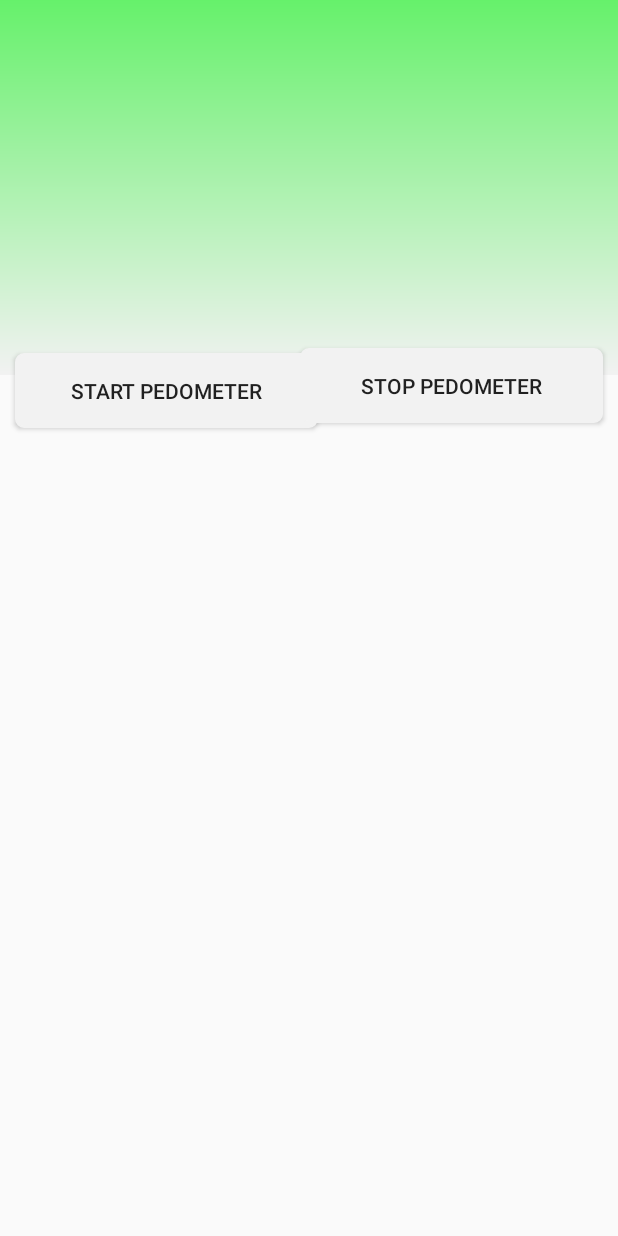
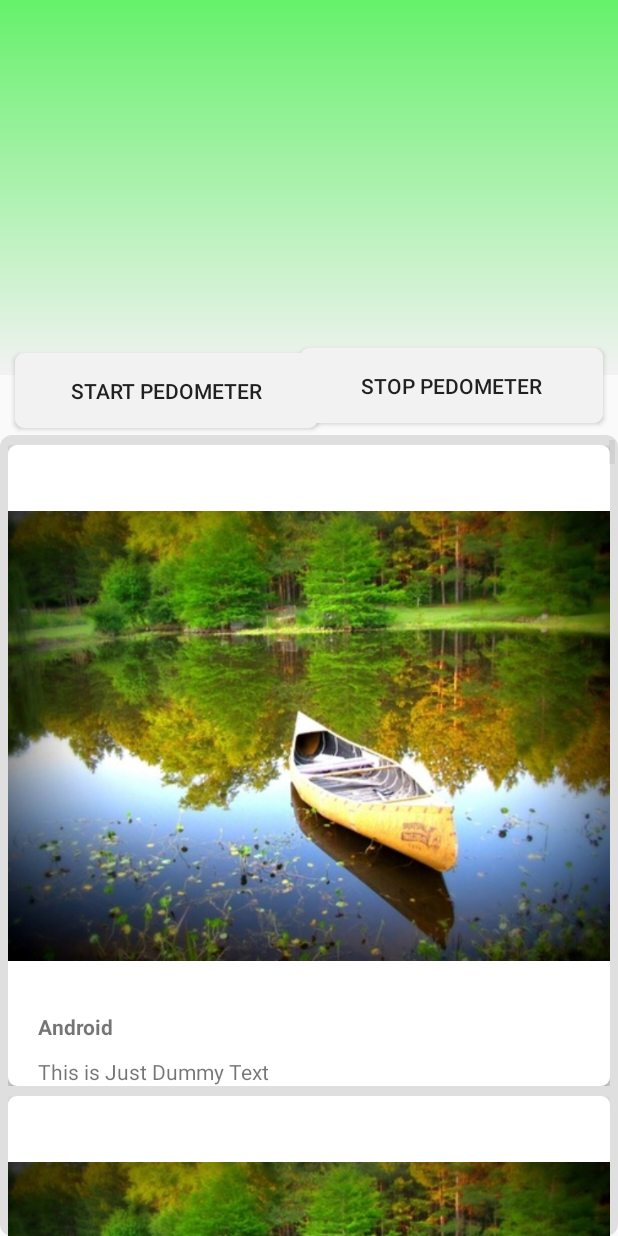
Before and after one commit to ranjit1997/Action_bar_tabbed, an Android app: the daily_tips screen opened directly, with no data from a screen before it, on a phone screen of 412 x 824 dp. Run offline under Robolectric (Android 15) with nearby library versions, the phone set to English and light mode, and no system bars.

Commit message:
daily tip

```diff
--- a/app/build.gradle
+++ b/app/build.gradle
@@ -31,4 +31,9 @@ dependencies {
     implementation 'com.android.support:design:28.0.0'
     implementation 'com.android.support:recyclerview-v7:28.0.0'
     implementation 'com.android.support:cardview-v7:28.0.0'
+    //This dependencies is gridle
+    implementation 'com.android.support:appcompat-v7:28.0.0'
+
+    implementation 'com.github.bumptech.glide:glide:3.7.0'
+    implementation 'com.android.support:support-v4:28.0.0'
 }
--- a/app/src/main/AndroidManifest.xml
+++ b/app/src/main/AndroidManifest.xml
@@ -18,7 +18,9 @@
             </intent-filter>
         </activity>
         <activity android:name=".Services" />
-        <activity android:name=".daily_tips"></activity>
+        <activity android:name=".daily_tips" />
+        <activity android:name=".daily_detail" />
+        <activity android:name=".items"></activity>
     </application>
 
 </manifest>
--- /dev/null
+++ b/app/src/main/java/com/example/ranjeet/action_bar_tabbed/CustomAdapter.java
@@ -0,0 +1,79 @@
+package com.example.ranjeet.action_bar_tabbed;
+
+import android.annotation.SuppressLint;
+import android.content.Context;
+import android.content.Intent;
+import android.view.LayoutInflater;
+import android.view.View;
+import android.view.ViewGroup;
+import android.widget.BaseAdapter;
+import android.widget.ImageView;
+import android.widget.TextView;
+import android.widget.Toast;
+
+public class CustomAdapter extends BaseAdapter {
+
+    String [] result;
+    Context context;
+    private int [] imageId;
+    private static LayoutInflater inflater=null;
+    CustomAdapter(Context context, String[] osNameList, int[] osImages) {
+        // TODO Auto-generated constructor stub
+        result=osNameList;
+        this.context=context;
+        imageId=osImages;
+        inflater = ( LayoutInflater )context.
+                getSystemService(Context.LAYOUT_INFLATER_SERVICE);
+
+    }
+    @Override
+    public int getCount() {
+        // TODO Auto-generated method stub
+        return result.length;
+    }
+
+    @Override
+    public Object getItem(int position) {
+        // TODO Auto-generated method stub
+        return position;
+    }
+
+    @Override
+    public long getItemId(int position) {
+        // TODO Auto-generated method stub
+        return position;
+    }
+
+    public class Holder
+    {
+        TextView os_text;
+        ImageView os_img;
+    }
+    @SuppressLint({"ViewHolder", "InflateParams"})
+    @Override
+    public View getView(final int position, View convertView, ViewGroup parent) {
+        // TODO Auto-generated method stub
+        Holder holder=new Holder();
+        View rowView;
+
+        rowView = inflater.inflate(R.layout.activity_items, null);
+        holder.os_text = rowView.findViewById(R.id.os_texts);
+        holder.os_img = rowView.findViewById(R.id.os_images);
+
+        holder.os_text.setText(result[position]);
+        holder.os_img.setImageResource(imageId[position]);
+
+        rowView.setOnClickListener(new View.OnClickListener() {
+
+            @Override
+            public void onClick(View v) {
+                // TODO Auto-generated method stub
+                Toast.makeText(context, "You Clicked "+result[position], Toast.LENGTH_SHORT).show();
+                Intent i = new Intent(context, daily_detail.class);
+                context.startActivity(i);
+            }
+        });
+
+        return rowView;
+    }
+}
--- /dev/null
+++ b/app/src/main/java/com/example/ranjeet/action_bar_tabbed/daily_detail.java
@@ -0,0 +1,13 @@
+package com.example.ranjeet.action_bar_tabbed;
+
+import android.support.v7.app.AppCompatActivity;
+import android.os.Bundle;
+
+public class daily_detail extends AppCompatActivity {
+
+    @Override
+    protected void onCreate(Bundle savedInstanceState) {
+        super.onCreate(savedInstanceState);
+        setContentView(R.layout.activity_daily_detail);
+    }
+}
--- a/app/src/main/java/com/example/ranjeet/action_bar_tabbed/daily_tips.java
+++ b/app/src/main/java/com/example/ranjeet/action_bar_tabbed/daily_tips.java
@@ -8,6 +8,8 @@ import android.support.v7.app.AppCompatActivity;
 import android.os.Bundle;
 import android.view.View;
 import android.widget.Button;
+import android.widget.GridView;
+import android.widget.ImageView;
 import android.widget.TextView;
 
 public class daily_tips extends AppCompatActivity implements SensorEventListener, StepListener{
@@ -18,11 +20,104 @@ public class daily_tips extends AppCompatActivity implements SensorEventListener
     private Button BtnStart,BtnStop;
     private static final String TEXT_NUM_STEPS = "Steps: ";
     private int numSteps;
+    GridView gridview;
+    ImageView IVProfile;
+
+    public static String[] osNameList = {
+            "Android",
+            "iOS",
+            "Linux",
+            "MacOS",
+            "MS DOS",
+            "Symbian",
+            "Windows 10",
+            "Windows XP",
+            "Android",
+            "iOS",
+            "Linux",
+            "MacOS",
+            "MS DOS",
+            "Symbian",
+            "Windows 10",
+            "Windows XP",
+            "Android",
+            "iOS",
+            "Linux",
+            "MacOS",
+            "MS DOS",
+            "Symbian",
+            "Windows 10",
+            "Windows XP",
+            "Android",
+            "iOS",
+            "Linux",
+            "MacOS",
+            "MS DOS",
+            "Symbian",
+            "Windows 10",
+            "Windows XP",
+            "Android",
+            "iOS",
+            "Linux",
+            "MacOS",
+            "MS DOS",
+            "Symbian",
+            "Windows 10",
+            "Windows XP",
+
+    };
+
+    public static int[] osImages = {
+            R.mipmap.android,
+            R.mipmap.android,
+            R.mipmap.android,
+            R.mipmap.android,
+            R.mipmap.android,
+            R.mipmap.android,
+            R.mipmap.android,
+            R.mipmap.android,
+            R.mipmap.android,
+            R.mipmap.android,
+            R.mipmap.android,
+            R.mipmap.android,
+            R.mipmap.android,
+            R.mipmap.android,
+            R.mipmap.android,
+            R.mipmap.android,
+            R.mipmap.android,
+            R.mipmap.android,
+            R.mipmap.android,
+            R.mipmap.android,
+            R.mipmap.android,
+            R.mipmap.android,
+            R.mipmap.android,
+            R.mipmap.android,
+            R.mipmap.android,
+            R.mipmap.android,
+            R.mipmap.android,
+            R.mipmap.android,
+            R.mipmap.android,
+            R.mipmap.android,
+            R.mipmap.android,
+            R.mipmap.android,
+            R.mipmap.android,
+            R.mipmap.android,
+            R.mipmap.android,
+            R.mipmap.android,
+            R.mipmap.android,
+            R.mipmap.android,
+            R.mipmap.android,
+            R.mipmap.android,
+    };
+
 
     @Override
     protected void onCreate(Bundle savedInstanceState) {
         super.onCreate(savedInstanceState);
         setContentView(R.layout.activity_daily_tips);
+
+        gridview = (GridView) findViewById(R.id.customgrid5);
+        gridview.setAdapter(new CustomAdapter(daily_tips.this, osNameList, osImages));
 
         sensorManager = (SensorManager) getSystemService(SENSOR_SERVICE);
         accel = sensorManager.getDefaultSensor(Sensor.TYPE_ACCELEROMETER);
--- /dev/null
+++ b/app/src/main/java/com/example/ranjeet/action_bar_tabbed/items.java
@@ -0,0 +1,13 @@
+package com.example.ranjeet.action_bar_tabbed;
+
+import android.support.v7.app.AppCompatActivity;
+import android.os.Bundle;
+
+public class items extends AppCompatActivity {
+
+    @Override
+    protected void onCreate(Bundle savedInstanceState) {
+        super.onCreate(savedInstanceState);
+        setContentView(R.layout.activity_items);
+    }
+}
--- /dev/null
+++ b/app/src/main/res/drawable-xxxhdpi/item_gridview.xml
@@ -0,0 +1,11 @@
+<?xml version="1.0" encoding="utf-8"?>
+<layer-list xmlns:android="http://schemas.android.com/apk/res/android">
+    <item>
+        <shape android:shape="rectangle">
+            <stroke android:width="1dip" android:color=" #3B5998"  android:alpha="0.3" />
+            <corners android:radius="5dp"></corners>
+            <solid android:color="@color/suferm"/>
+        </shape>
+
+    </item>
+</layer-list>
--- /dev/null
+++ b/app/src/main/res/drawable/userlayout.xml
@@ -0,0 +1,11 @@
+<?xml version="1.0" encoding="utf-8"?>
+<layer-list xmlns:android="http://schemas.android.com/apk/res/android">
+    <item>
+        <shape android:shape="rectangle">
+            <stroke android:width="1dip" android:color="@color/gray"  android:alpha="0.3" />
+            <solid android:color="@color/gray"/>
+            <corners android:radius="7dp"></corners>
+        </shape>
+
+    </item>
+</layer-list>
--- /dev/null
+++ b/app/src/main/res/layout/activity_daily_detail.xml
@@ -0,0 +1,9 @@
+<?xml version="1.0" encoding="utf-8"?>
+<android.support.constraint.ConstraintLayout xmlns:android="http://schemas.android.com/apk/res/android"
+    xmlns:app="http://schemas.android.com/apk/res-auto"
+    xmlns:tools="http://schemas.android.com/tools"
+    android:layout_width="match_parent"
+    android:layout_height="match_parent"
+    tools:context=".daily_detail">
+
+</android.support.constraint.ConstraintLayout>
--- a/app/src/main/res/layout/activity_daily_tips.xml
+++ b/app/src/main/res/layout/activity_daily_tips.xml
@@ -53,6 +53,29 @@
         android:background="@drawable/white_border"
         android:text="Stop Pedometer" />
 
+    <RelativeLayout xmlns:android="http://schemas.android.com/apk/res/android"
+        xmlns:tools="http://schemas.android.com/tools"
+        android:layout_width="match_parent"
+        android:layout_marginTop="290dp"
+        android:layout_height="match_parent"
+        android:orientation="vertical"
+        android:background="@drawable/userlayout">
+
+        <GridView
+            android:id="@+id/customgrid5"
+            android:layout_alignParentTop="true"
+            android:layout_marginTop="3dp"
+            android:layout_marginLeft="2dp"
+            android:layout_marginRight="2dp"
+            android:layout_width="match_parent"
+            android:layout_height="wrap_content"
+            android:layout_below="@+id/os_texts"
+            android:numColumns="1"
+            tools:ignore="UnknownId" />
+
+
+    </RelativeLayout>
+
 
 
 
--- /dev/null
+++ b/app/src/main/res/layout/activity_items.xml
@@ -0,0 +1,48 @@
+<?xml version="1.0" encoding="utf-8"?>
+<RelativeLayout
+    xmlns:android="http://schemas.android.com/apk/res/android"
+    xmlns:tools="http://schemas.android.com/tools"
+    android:layout_width="match_parent"
+    android:layout_height="match_parent"
+    android:padding="3dp">
+
+
+    <RelativeLayout
+        android:backgroundTint="@color/white"
+        android:elevation="5dp"
+        android:layout_width="wrap_content"
+        android:background="@drawable/item_gridview"
+        android:layout_height="wrap_content">
+
+        <ImageView
+            android:id="@+id/os_images"
+            android:layout_marginTop="10dp"
+            android:layout_alignParentLeft="true"
+            android:layout_width="match_parent"
+            android:layout_height="wrap_content"
+            android:src="@mipmap/ic_launcher" />
+
+        <TextView
+            android:layout_below="@+id/os_images"
+            android:id="@+id/os_texts"
+            android:layout_width="wrap_content"
+            android:layout_height="wrap_content"
+            android:text="$ 6000"
+            android:layout_marginLeft="20dp"
+            android:textSize="14dp"
+            android:textStyle="bold"
+            tools:ignore="HardcodedText,SpUsage" />
+        <TextView
+            android:layout_below="@+id/os_images"
+            android:id="@+id/os_texts1"
+            android:layout_width="wrap_content"
+            android:layout_height="wrap_content"
+            android:text="This is Just Dummy Text"
+            android:layout_marginLeft="20dp"
+            android:layout_marginTop="30dp"
+            android:layout_marginRight="20dp"
+            android:textSize="14dp"
+            tools:ignore="HardcodedText,SpUsage" />
+    </RelativeLayout>
+
+</RelativeLayout>
--- a/app/src/main/res/values/colors.xml
+++ b/app/src/main/res/values/colors.xml
@@ -5,4 +5,6 @@
     <color name="colorAccent">#D81B60</color>
     <color name="black">#000</color>
     <color name="white">#ffffff</color>
+    <color name="gray">#dfdfdf</color>
+    <color name="suferm">#FF961F</color>
 </resources>
```
Also changed, not shown: app/src/main/res/mipmap-mdpi/android.jpg (added).
